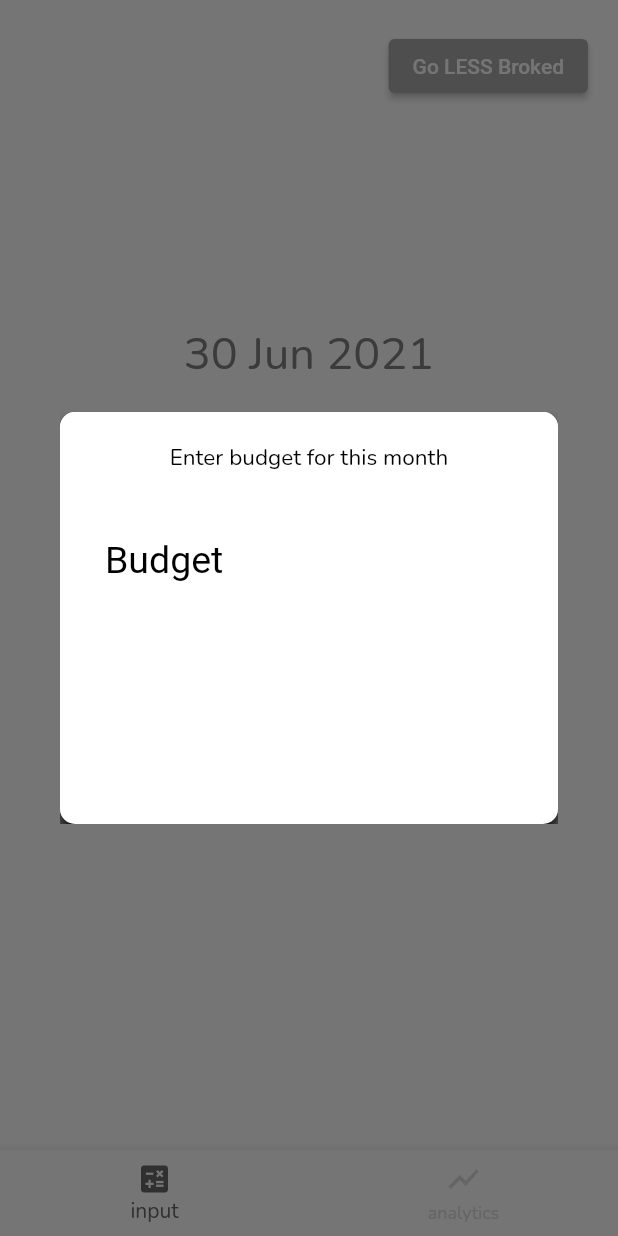
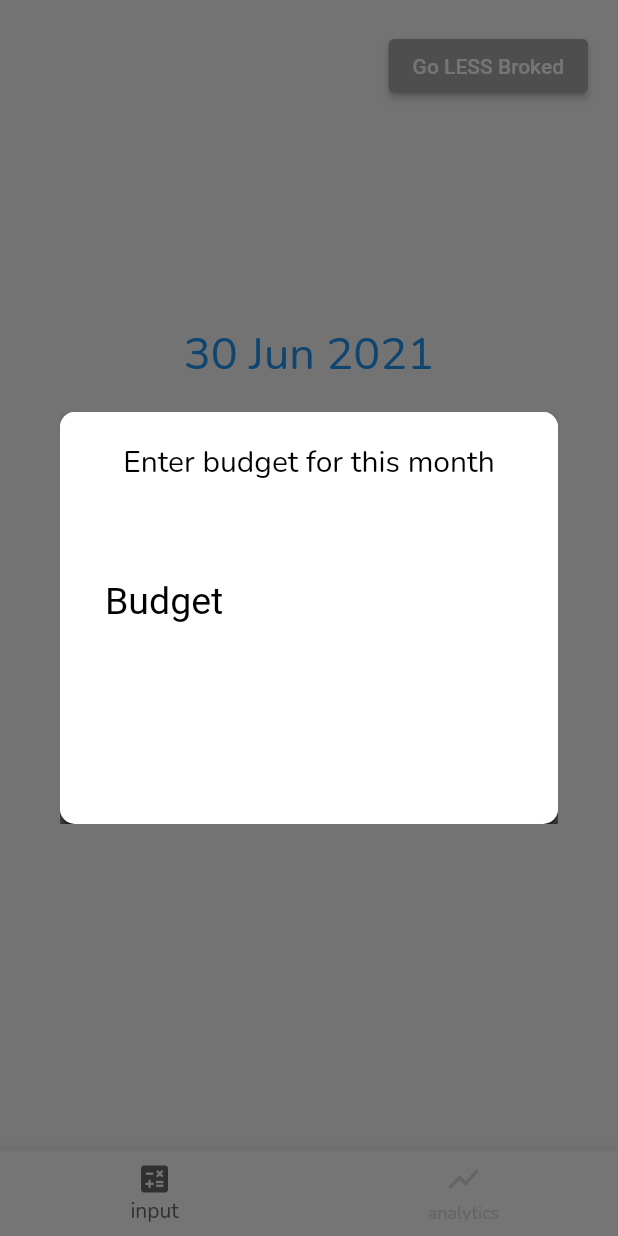
Before and after one commit to phantomcorn/Broked, a Flutter app: the screen it shows after launch, after a tap on "Go LESS Broked", on a phone screen of 412 x 824 dp. Run offline on Flutter 3.47's test engine with Material 2 defaults, Android fonts, the light colour scheme and no system bars; our stand-ins replace audioplayers, flutter_datetime_picker, google_fonts, sqflite; missing offline and left inert: animated_button; accounts and stored records are empty; statements that could not run were skipped.

Commit message:
change layout of LessBroke() + add back button + change map name from "Theme" to "theme"

```diff
--- a/lib/main.dart
+++ b/lib/main.dart
@@ -21,7 +21,9 @@
 
 class MyApp extends StatelessWidget {
 
-  static Map<String,Map<String,dynamic>> Theme = {
+  static final positiveRealOneDP = RegExp(r"^\d*(\.\d)?$");
+
+  static final Map<String,Map<String,dynamic>> theme = {
     "grey" : {
       "bg" : Colors.white,
       "text" : Color.fromRGBO(105, 105, 105, 1),
@@ -121,8 +123,8 @@
         ],
         currentIndex: _selectedDisplay,
         onTap: onTabTapped,
-        backgroundColor: MyApp.Theme[MyApp.selectedTheme]!["navBar"],
-        selectedItemColor: MyApp.Theme[MyApp.selectedTheme]!["navSelected"],
+        backgroundColor: MyApp.theme[MyApp.selectedTheme]!["navBar"],
+        selectedItemColor: MyApp.theme[MyApp.selectedTheme]!["navSelected"],
         unselectedItemColor: Color.fromRGBO(220, 220, 220, 1)
       ),
     );
@@ -141,7 +143,7 @@
 
   DateTime _date = DateTime.now();
   late AnimationController _controller;
-  final positiveRealOneDP = RegExp(r"^\d*(\.\d)?$");
+
 
   @override
   void initState() {
@@ -186,11 +188,11 @@
         child: Text(
             "Go LESS Broked",
             style: TextStyle(
-                color: MyApp.Theme[MyApp.selectedTheme]!["buttonText"]
+                color: MyApp.theme[MyApp.selectedTheme]!["buttonText"]
             )
         ),
         style: ElevatedButton.styleFrom(
-            primary: MyApp.Theme[MyApp.selectedTheme]!["budgetButton"]
+            primary: MyApp.theme[MyApp.selectedTheme]!["budgetButton"]
         )
     );
   }
@@ -198,9 +200,9 @@
   Widget brokeButton() {
     return AnimatedButton(
       onPressed: () async {
-        if (positiveRealOneDP.hasMatch(InputAmount.amountController.text)
+        if (MyApp.positiveRealOneDP.hasMatch(InputAmount.amountController.text)
           && InputAmount.amountController.text != '') {
-          player.play(MyApp.Theme[MyApp.selectedTheme]!["soundSucc"]);
+          player.play(MyApp.theme[MyApp.selectedTheme]!["soundSucc"]);
           await spentDatabase.instance.accumulateAmount(
               Spent(
                   date: _date,
@@ -209,7 +211,7 @@
           );
         } else {
           _controller.forward();
-          player.play(MyApp.Theme[MyApp.selectedTheme]!["soundDef"]);
+          player.play(MyApp.theme[MyApp.selectedTheme]!["soundDef"]);
         }
         InputAmount.amountController.clear();
       },
@@ -217,10 +219,10 @@
         "BROKE!",
         style: TextStyle(
             fontSize: 30,
-            color: MyApp.Theme[MyApp.selectedTheme]!["buttonText"]
+            color: MyApp.theme[MyApp.selectedTheme]!["buttonText"]
         ),
       ),
-      color: MyApp.Theme[MyApp.selectedTheme]!["brokeButton"],
+      color: MyApp.theme[MyApp.selectedTheme]!["brokeButton"],
       width: 350,
       height: 100,
     );
@@ -360,7 +362,7 @@
                               return Text("budget: ",
                                   style: TextStyle(
                                       fontSize: 14,
-                                      color : MyApp.Theme[MyApp.selectedTheme]!["text"]
+                                      color : MyApp.theme[MyApp.selectedTheme]!["text"]
                                   )
                               );
                             }
@@ -501,7 +503,7 @@
                                         Color.fromRGBO(50, 205, 50, 1)
                                           : (snapshot.data! < 0) ?
                                         Color.fromRGBO(221, 0, 4, 1)
-                                          : MyApp.Theme[MyApp.selectedTheme]!["text"]
+                                          : MyApp.theme[MyApp.selectedTheme]!["text"]
                                     )
                                   )
                                 ],
@@ -510,7 +512,7 @@
                               return Text(
                                   "leftover: ",
                                   style: TextStyle(
-                                      color: MyApp.Theme[MyApp.selectedTheme]!["text"],
+                                      color: MyApp.theme[MyApp.selectedTheme]!["text"],
                                       fontSize: 14
                                   )
                               );
@@ -541,7 +543,7 @@
               borderRadius: BorderRadius.circular(10),
               boxShadow: [
                 BoxShadow(
-                    color: MyApp.Theme[MyApp.selectedTheme]!["dialogShadow"],
+                    color: MyApp.theme[MyApp.selectedTheme]!["dialogShadow"],
                     offset: Offset(0,10),
                     blurRadius: 10
                 ),
@@ -567,7 +569,7 @@
                 children: [
                   AnimatedButton(
                       onPressed: () async {
-                        player.play(MyApp.Theme[MyApp.selectedTheme]!["soundDef"]);
+                        player.play(MyApp.theme[MyApp.selectedTheme]!["soundDef"]);
                         await spentDatabase.instance.deleteAllRecords();
                         setState(() {
                         });
@@ -575,24 +577,24 @@
                       },
                       child : Text("YES",
                         style: TextStyle(
-                          color: MyApp.Theme[MyApp.selectedTheme]!["buttonText"]
+                          color: MyApp.theme[MyApp.selectedTheme]!["buttonText"]
                         )
                       ),
-                      color: MyApp.Theme[MyApp.selectedTheme]!["deleteYes"]!,
+                      color: MyApp.theme[MyApp.selectedTheme]!["deleteYes"]!,
                       width: 100,
                       height: 32
                   ),
                   AnimatedButton(
                       onPressed: () {
-                        player.play(MyApp.Theme[MyApp.selectedTheme]!["soundDef"]);
+                        player.play(MyApp.theme[MyApp.selectedTheme]!["soundDef"]);
                         Navigator.pop(context);
                       },
                       child: Text("NO",
                         style: TextStyle(
-                          color: MyApp.Theme[MyApp.selectedTheme]!["buttonText"]
+                          color: MyApp.theme[MyApp.selectedTheme]!["buttonText"]
                         )
                       ),
-                      color: MyApp.Theme[MyApp.selectedTheme]!["deleteNo"]!,
+                      color: MyApp.theme[MyApp.selectedTheme]!["deleteNo"]!,
                       width: 100,
                       height: 32
                   )
@@ -628,7 +630,7 @@
 
 
     _colorAnimation = ColorTween(
-      begin : MyApp.Theme[MyApp.selectedTheme]!["inputBorder"],
+      begin : MyApp.theme[MyApp.selectedTheme]!["inputBorder"],
       end: Colors.redAccent
     ).animate(controller);
 
@@ -649,7 +651,7 @@
         decoration: InputDecoration(
             hintText: 'Amount (1 D.P)',
             hintStyle: TextStyle(
-                color: MyApp.Theme[MyApp.selectedTheme]!["hintText"]
+                color: MyApp.theme[MyApp.selectedTheme]!["hintText"]
             ),
             border: InputBorder.none,
             contentPadding: EdgeInsets.symmetric(
@@ -657,7 +659,7 @@
         ),
         style: TextStyle(
             fontSize: 30,
-            color: MyApp.Theme[MyApp.selectedTheme]!["text"]
+            color: MyApp.theme[MyApp.selectedTheme]!["text"]
         ),
     );
   }
@@ -767,7 +769,7 @@
             borderRadius: BorderRadius.circular(10),
             boxShadow: [
               BoxShadow(
-                  color: MyApp.Theme[MyApp.selectedTheme]!["dialogShadow"],
+                  color: MyApp.theme[MyApp.selectedTheme]!["dialogShadow"],
                   offset: Offset(0,10),
                   blurRadius: 10
               )
@@ -779,12 +781,12 @@
                 "Enter budget for this month",
                 style: TextStyle(
                     color: Colors.black,
-                    fontSize: 15
+                    fontSize: 20
                 )
             ),
-            SizedBox(height : 20),
+            SizedBox(height : 40),
             inputBudget(),
-            SizedBox(height : 15),
+            SizedBox(height : 50),
             AnimatedButton(
                 onPressed: () async {
                   if (budgetController.text != '') {
@@ -794,20 +796,16 @@
 
                     pageController.animateToPage(1,
                         duration: Duration(milliseconds: 200),
-                        curve: Curves.linear
+                        curve: Curves.easeInExpo
                     );
-                    await spentDatabase.instance.addBudget(
-                        double.parse(
-                            budgetController.text
-                        )
-                    );
+
                   }
 
-                  player.play(MyApp.Theme[MyApp.selectedTheme]!["soundDef"]);
+                  player.play(MyApp.theme[MyApp.selectedTheme]!["soundDef"]);
                 },
                 child: Text("NEXT",
                     style: TextStyle(
-                        color: MyApp.Theme[MyApp.selectedTheme]!["buttonText"]
+                        color: MyApp.theme[MyApp.selectedTheme]!["buttonText"]
                     )
                 ),
                 width: 100,
@@ -821,14 +819,14 @@
   Widget savingTarget(context) {
     if (sliderValue != null && budgetController.text != '') {
       return Container(
-          padding: EdgeInsets.all(20),
+          padding: EdgeInsets.zero,
           decoration: BoxDecoration(
               shape: BoxShape.rectangle,
               color: Colors.white,
               borderRadius: BorderRadius.circular(10),
               boxShadow: [
                 BoxShadow(
-                    color: MyApp.Theme[MyApp.selectedTheme]!["dialogShadow"],
+                    color: MyApp.theme[MyApp.selectedTheme]!["dialogShadow"],
                     offset: Offset(0, 10),
                     blurRadius: 10
                 )
@@ -836,16 +834,48 @@
           ),
           child: Column(
             children: [
-              Text(
-                  "How much would you like to be able to save for this month",
+              Container(
+                margin: EdgeInsets.only(bottom : 10),
+                child : Row(
+                  children: [
+                    IconButton(
+                      icon : Icon(Icons.arrow_back),
+                      onPressed: () {
+                        pageController.animateToPage(0,
+                            duration: Duration(milliseconds: 200),
+                            curve: Curves.easeInExpo
+                        );
+                      },
+                    ),
+                    Spacer(),
+                  ],
+                  mainAxisAlignment: MainAxisAlignment.spaceBetween,
+                ),
+              ),
+              Container(
+                margin: EdgeInsets.only(left : 10, right : 10),
+                child : Text(
+                    "Savings target for this month",
                     style: TextStyle(
                         color: Colors.black,
-                      fontSize: 13
+                        fontSize: 20
+                    ),
                 )
               ),
               SizedBox(height: 20),
-              Text(sliderValue!.toStringAsFixed(1)),
-              Slider(
+              Container(
+                  margin: EdgeInsets.only(left : 10, right : 10),
+                  child : Text(
+                      sliderValue!.toStringAsFixed(1),
+                      style: TextStyle(
+                        color: Colors.black,
+                        fontSize: 23
+                      ),
+                  ),
+              ),
+              Container (
+                margin: EdgeInsets.only(left : 10, right : 10),
+                child: Slider(
                   value: sliderValue!,
                   onChanged: (double value) {
                     setState(() {
@@ -854,6 +884,7 @@
                   },
                   min: 0,
                   max: double.parse(budgetController.text),
+                )
               ),
               SizedBox(height: 15),
               AnimatedButton(
@@ -864,13 +895,19 @@
                               targetController.text
                           )
                       );
+
+                      await spentDatabase.instance.addBudget(
+                          double.parse(
+                              budgetController.text
+                          )
+                      );
                     }
-                    player.play(MyApp.Theme[MyApp.selectedTheme]!["soundDef"]);
+                    player.play(MyApp.theme[MyApp.selectedTheme]!["soundDef"]);
                     Navigator.pop(context);
                   },
                   child: Text("DONE",
                       style: TextStyle(
-                          color: MyApp.Theme[MyApp.selectedTheme]!["buttonText"]
+                          color: MyApp.theme[MyApp.selectedTheme]!["buttonText"]
                       )
                   ),
                   width: 100,
```
Lines whose indentation alone changed are shown as unchanged.
